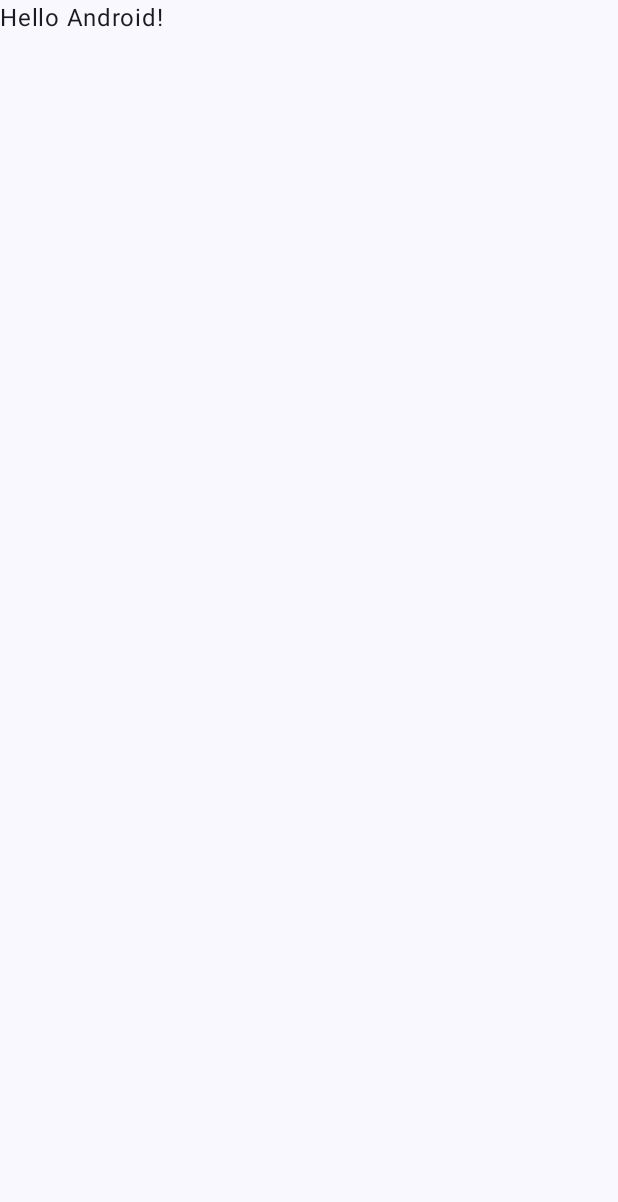
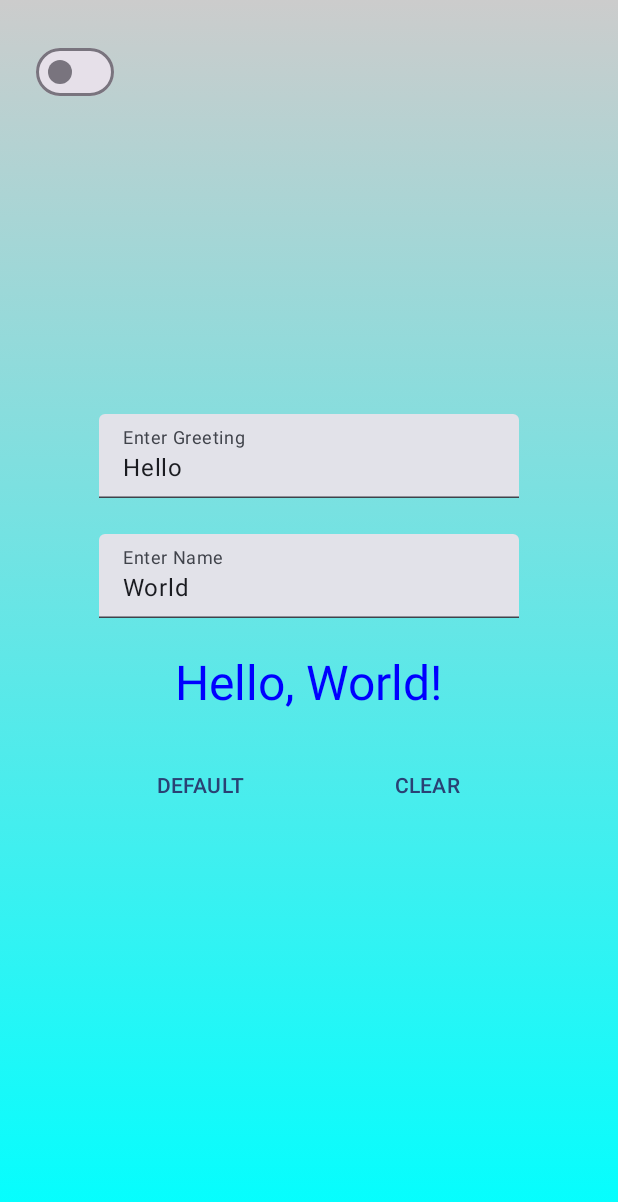
Before and after one commit to bassbonestones/HelloWorldJetpackComposeKotlin, an Android app built with Jetpack Compose: the screen it shows after launch (MainActivity), on a phone screen of 412 x 824 dp. Before the commit the part shown is almost empty. Shown: the top 1202 px of the screen. Run offline under Robolectric (Android 15) with nearby library versions, the phone set to English and light mode, and no system bars.

Commit message:
add hello world functionality

```diff
--- a/app/build.gradle.kts
+++ b/app/build.gradle.kts
@@ -6,7 +6,7 @@ plugins {
 
 android {
     namespace = "com.example.helloworldkotlinjetpackcompose"
-    compileSdk = 34
+    compileSdk = 35
 
     defaultConfig {
         applicationId = "com.example.helloworldkotlinjetpackcompose"
--- a/app/src/main/java/com/example/helloworldkotlinjetpackcompose/MainActivity.kt
+++ b/app/src/main/java/com/example/helloworldkotlinjetpackcompose/MainActivity.kt
@@ -4,13 +4,33 @@ import android.os.Bundle
 import androidx.activity.ComponentActivity
 import androidx.activity.compose.setContent
 import androidx.activity.enableEdgeToEdge
+import androidx.compose.animation.animateColorAsState
+import androidx.compose.foundation.background
+import androidx.compose.foundation.layout.Arrangement
+import androidx.compose.foundation.layout.Box
+import androidx.compose.foundation.layout.Column
+import androidx.compose.foundation.layout.Row
 import androidx.compose.foundation.layout.fillMaxSize
+import androidx.compose.foundation.layout.fillMaxWidth
 import androidx.compose.foundation.layout.padding
-import androidx.compose.material3.Scaffold
+import androidx.compose.material3.Button
+import androidx.compose.material3.MaterialTheme
+import androidx.compose.material3.Switch
 import androidx.compose.material3.Text
+import androidx.compose.material3.TextButton
+import androidx.compose.material3.TextField
 import androidx.compose.runtime.Composable
+import androidx.compose.runtime.getValue
+import androidx.compose.runtime.mutableStateOf
+import androidx.compose.runtime.remember
+import androidx.compose.runtime.setValue
+import androidx.compose.ui.Alignment
 import androidx.compose.ui.Modifier
+import androidx.compose.ui.graphics.Brush
+import androidx.compose.ui.graphics.Color
 import androidx.compose.ui.tooling.preview.Preview
+import androidx.compose.ui.unit.dp
+import androidx.compose.ui.zIndex
 import com.example.helloworldkotlinjetpackcompose.ui.theme.HelloWorldKotlinJetpackComposeTheme
 
 class MainActivity : ComponentActivity() {
@@ -18,30 +38,74 @@ class MainActivity : ComponentActivity() {
         super.onCreate(savedInstanceState)
         enableEdgeToEdge()
         setContent {
-            HelloWorldKotlinJetpackComposeTheme {
-                Scaffold(modifier = Modifier.fillMaxSize()) { innerPadding ->
-                    Greeting(
-                        name = "Android",
-                        modifier = Modifier.padding(innerPadding)
-                    )
-                }
+            var isDarkMode by remember { mutableStateOf(false) }
+
+            Switch(checked = isDarkMode, { isDarkMode = it }, Modifier.zIndex(1f).padding(24.dp))
+            HelloWorldKotlinJetpackComposeTheme(darkTheme = isDarkMode) {
+                Greeting(isDarkMode)
             }
         }
     }
 }
 
 @Composable
-fun Greeting(name: String, modifier: Modifier = Modifier) {
-    Text(
-        text = "Hello $name!",
-        modifier = modifier
-    )
+fun Greeting(isDarkMode: Boolean) {
+
+    var greeting by remember { mutableStateOf("Hello") }
+    var name by remember { mutableStateOf("World") }
+    val backgroundColor = when(isDarkMode) {
+        true -> Brush.verticalGradient(colors = listOf(Color.Cyan, Color.DarkGray))
+        else -> Brush.verticalGradient(colors = listOf(Color.LightGray, Color.Cyan))
+    }
+    Column(
+        modifier = Modifier
+            .fillMaxSize()
+            .background(backgroundColor)
+            .padding(16.dp),
+        horizontalAlignment = Alignment.CenterHorizontally,
+        verticalArrangement = Arrangement.spacedBy(
+            space = 24.dp,
+            alignment = Alignment.CenterVertically
+        )
+    ) {
+        TextField(
+            value = greeting,
+            onValueChange = { greeting = it },
+            label = { Text("Enter Greeting") },
+        )
+        TextField(
+            value = name,
+            onValueChange = { name = it },
+            label = { Text("Enter Name") },
+        )
+        var fullText = if (greeting.isNotEmpty()) "$greeting, " else ""
+        fullText += if (name.isNotEmpty()) "$name!" else ""
+        val textColor by animateColorAsState(targetValue = if (isDarkMode) Color.White else Color.Blue)
+        Text(
+            text = fullText,
+            color = textColor, style = MaterialTheme.typography.headlineLarge
+        )
+        Row(modifier = Modifier.fillMaxWidth(), horizontalArrangement = Arrangement.SpaceEvenly) {
+            TextButton(onClick = {
+                greeting = "Hello"
+                name = "World"
+            }) {
+                Text("DEFAULT")
+            }
+            TextButton(onClick = {
+                greeting = ""
+                name = ""
+            }) {
+                Text("CLEAR")
+            }
+        }
+    }
 }
 
 @Preview(showBackground = true)
 @Composable
 fun GreetingPreview() {
     HelloWorldKotlinJetpackComposeTheme {
-        Greeting("Android")
+        Greeting(false)
     }
 }
```
